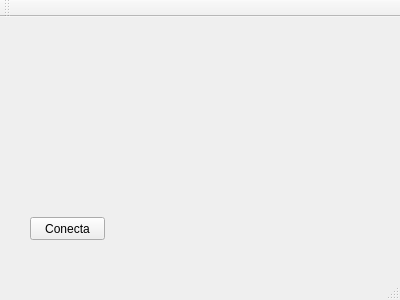
The window that Qt_T3/mainwindow.ui (RodrigoLorenzzonBasso/T3_Perifericos) describes before a commit, drawn with Qt 5.
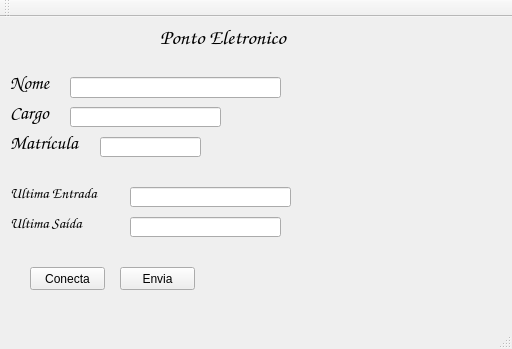
The same window after the commit.

```diff
--- a/Qt_T3/mainwindow.ui
+++ b/Qt_T3/mainwindow.ui
@@ -6,8 +6,8 @@
    <rect>
     <x>0</x>
     <y>0</y>
-    <width>400</width>
-    <height>300</height>
+    <width>512</width>
+    <height>349</height>
    </rect>
   </property>
   <property name="windowTitle">
@@ -18,7 +18,7 @@
     <property name="geometry">
      <rect>
       <x>30</x>
-      <y>200</y>
+      <y>250</y>
       <width>75</width>
       <height>23</height>
      </rect>
@@ -27,6 +27,200 @@
      <string>Conecta</string>
     </property>
    </widget>
+   <widget class="QLineEdit" name="envia">
+    <property name="geometry">
+     <rect>
+      <x>70</x>
+      <y>60</y>
+      <width>211</width>
+      <height>21</height>
+     </rect>
+    </property>
+   </widget>
+   <widget class="QPushButton" name="botaoEnvia">
+    <property name="geometry">
+     <rect>
+      <x>120</x>
+      <y>250</y>
+      <width>75</width>
+      <height>23</height>
+     </rect>
+    </property>
+    <property name="text">
+     <string>Envia</string>
+    </property>
+   </widget>
+   <widget class="QLineEdit" name="recebe">
+    <property name="geometry">
+     <rect>
+      <x>70</x>
+      <y>90</y>
+      <width>151</width>
+      <height>20</height>
+     </rect>
+    </property>
+   </widget>
+   <widget class="QLabel" name="label">
+    <property name="geometry">
+     <rect>
+      <x>160</x>
+      <y>0</y>
+      <width>181</width>
+      <height>41</height>
+     </rect>
+    </property>
+    <property name="font">
+     <font>
+      <family>Comic Sans MS</family>
+      <pointsize>16</pointsize>
+      <weight>75</weight>
+      <bold>true</bold>
+     </font>
+    </property>
+    <property name="text">
+     <string>Ponto Eletronico</string>
+    </property>
+   </widget>
+   <widget class="QLabel" name="label_2">
+    <property name="geometry">
+     <rect>
+      <x>10</x>
+      <y>50</y>
+      <width>61</width>
+      <height>31</height>
+     </rect>
+    </property>
+    <property name="font">
+     <font>
+      <family>Comic Sans MS</family>
+      <pointsize>14</pointsize>
+      <weight>50</weight>
+      <italic>false</italic>
+      <bold>false</bold>
+     </font>
+    </property>
+    <property name="text">
+     <string>Nome</string>
+    </property>
+   </widget>
+   <widget class="QLabel" name="label_3">
+    <property name="geometry">
+     <rect>
+      <x>10</x>
+      <y>80</y>
+      <width>61</width>
+      <height>31</height>
+     </rect>
+    </property>
+    <property name="font">
+     <font>
+      <family>Comic Sans MS</family>
+      <pointsize>14</pointsize>
+      <weight>50</weight>
+      <italic>false</italic>
+      <bold>false</bold>
+     </font>
+    </property>
+    <property name="text">
+     <string>Cargo</string>
+    </property>
+   </widget>
+   <widget class="QLabel" name="label_4">
+    <property name="geometry">
+     <rect>
+      <x>10</x>
+      <y>110</y>
+      <width>91</width>
+      <height>31</height>
+     </rect>
+    </property>
+    <property name="font">
+     <font>
+      <family>Comic Sans MS</family>
+      <pointsize>14</pointsize>
+      <weight>50</weight>
+      <italic>false</italic>
+      <bold>false</bold>
+     </font>
+    </property>
+    <property name="text">
+     <string>Matrícula</string>
+    </property>
+   </widget>
+   <widget class="QLabel" name="label_5">
+    <property name="geometry">
+     <rect>
+      <x>10</x>
+      <y>160</y>
+      <width>111</width>
+      <height>31</height>
+     </rect>
+    </property>
+    <property name="font">
+     <font>
+      <family>Comic Sans MS</family>
+      <pointsize>11</pointsize>
+      <weight>75</weight>
+      <italic>false</italic>
+      <bold>true</bold>
+     </font>
+    </property>
+    <property name="text">
+     <string>Ultima Entrada</string>
+    </property>
+   </widget>
+   <widget class="QLabel" name="label_6">
+    <property name="geometry">
+     <rect>
+      <x>10</x>
+      <y>190</y>
+      <width>111</width>
+      <height>31</height>
+     </rect>
+    </property>
+    <property name="font">
+     <font>
+      <family>Comic Sans MS</family>
+      <pointsize>11</pointsize>
+      <weight>75</weight>
+      <italic>false</italic>
+      <bold>true</bold>
+     </font>
+    </property>
+    <property name="text">
+     <string>Ultima Saída</string>
+    </property>
+   </widget>
+   <widget class="QLineEdit" name="recebe_2">
+    <property name="geometry">
+     <rect>
+      <x>100</x>
+      <y>120</y>
+      <width>101</width>
+      <height>20</height>
+     </rect>
+    </property>
+   </widget>
+   <widget class="QLineEdit" name="recebe_3">
+    <property name="geometry">
+     <rect>
+      <x>130</x>
+      <y>170</y>
+      <width>161</width>
+      <height>20</height>
+     </rect>
+    </property>
+   </widget>
+   <widget class="QLineEdit" name="recebe_4">
+    <property name="geometry">
+     <rect>
+      <x>130</x>
+      <y>200</y>
+      <width>151</width>
+      <height>20</height>
+     </rect>
+    </property>
+   </widget>
   </widget>
   <widget class="QMenuBar" name="menuBar">
    <property name="geometry">
```
Left out of the diff: 2 changed lines with no effect on the pictures.
